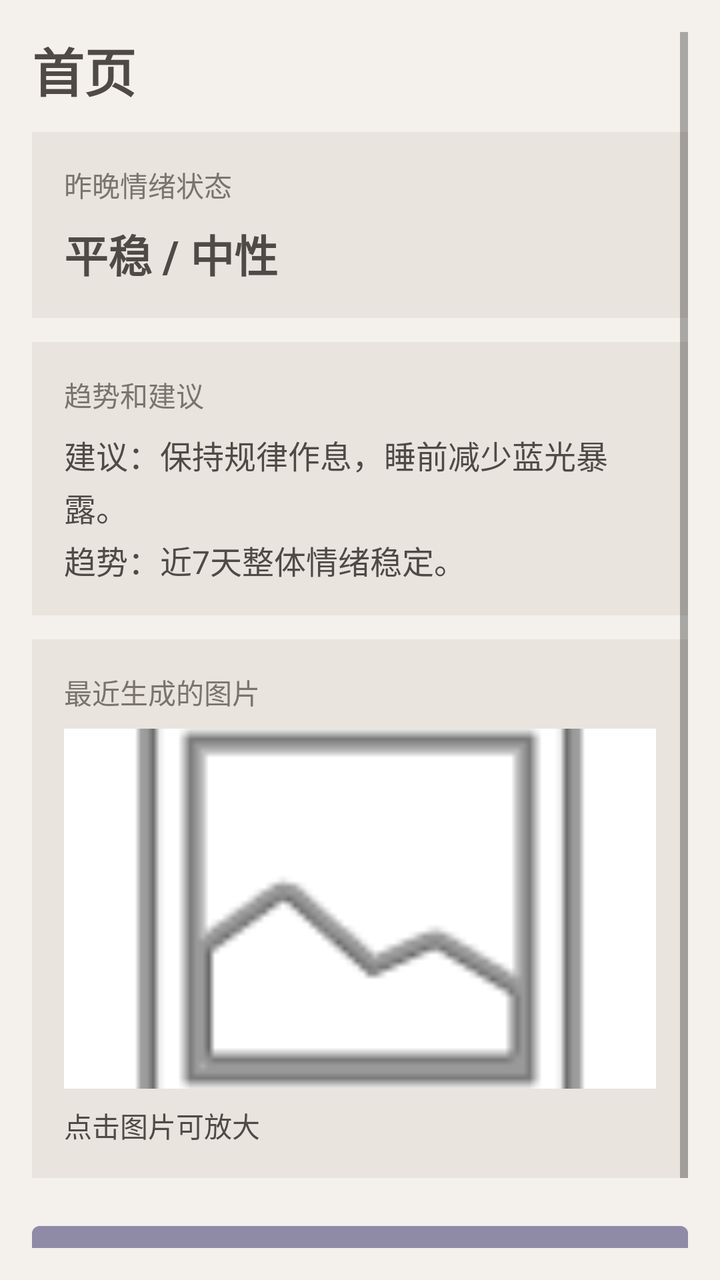
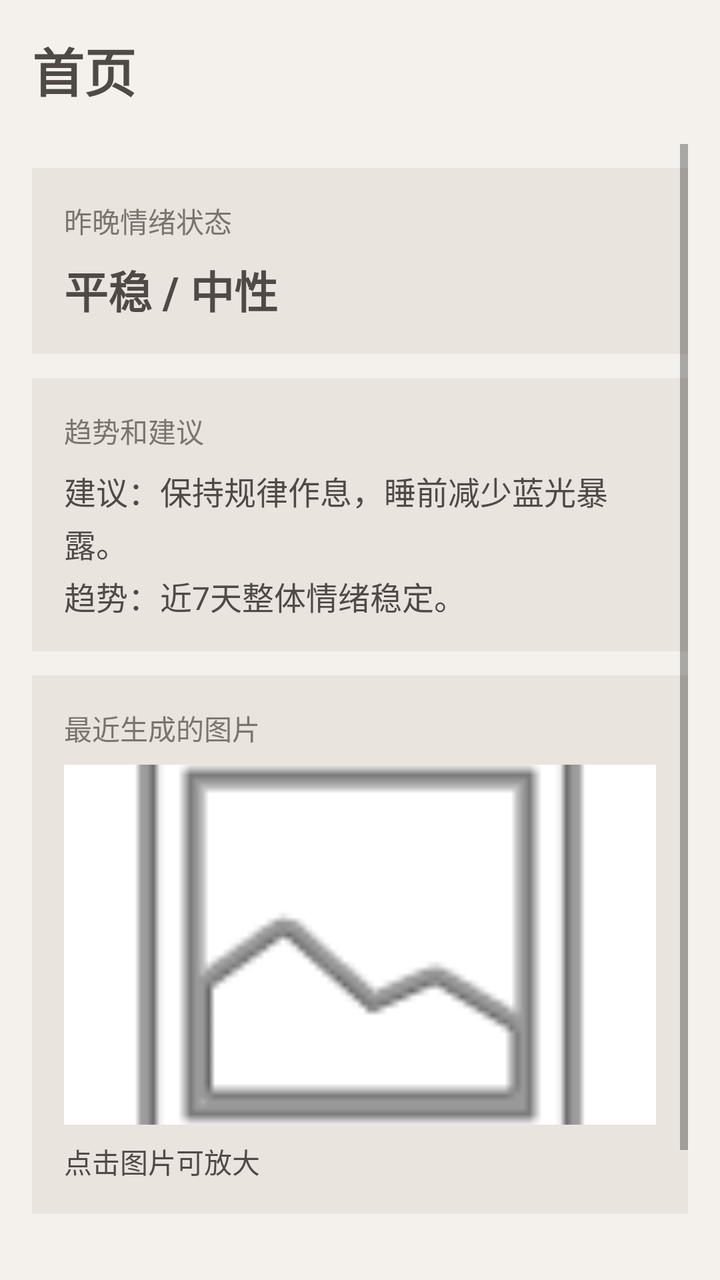

Compare the two renders of this Android layout. The source of the first and the diff that turns it into the second are given below.
<!-- AndroidManifest.xml: application theme Theme.DreamAnalyzer -->
<!-- res/layout/fragment_home.xml -->
<?xml version="1.0" encoding="utf-8"?>
<ScrollView xmlns:android="http://schemas.android.com/apk/res/android"
    android:layout_width="match_parent"
    android:layout_height="match_parent"
    android:background="@color/morandi_bg"
    android:fillViewport="true"
    android:padding="16dp">

    <LinearLayout
        android:layout_width="match_parent"
        android:layout_height="wrap_content"
        android:orientation="vertical">

        <TextView
            android:layout_width="wrap_content"
            android:layout_height="wrap_content"
            android:text="首页"
            android:textColor="@color/morandi_text_primary"
            android:textSize="26sp"
            android:textStyle="bold" />

        <LinearLayout
            android:layout_width="match_parent"
            android:layout_height="wrap_content"
            android:layout_marginTop="12dp"
            android:background="@color/morandi_card"
            android:orientation="vertical"
            android:padding="16dp">

            <TextView
                android:layout_width="wrap_content"
                android:layout_height="wrap_content"
                android:text="昨晚情绪状态"
                android:textColor="@color/morandi_text_secondary"
                android:textSize="14sp" />

            <TextView
                android:id="@+id/tv_last_emotion"
                android:layout_width="wrap_content"
                android:layout_height="wrap_content"
                android:layout_marginTop="8dp"
                android:text="平稳 / 中性"
                android:textColor="@color/morandi_text_primary"
                android:textSize="22sp"
                android:textStyle="bold" />
        </LinearLayout>

        <LinearLayout
            android:layout_width="match_parent"
            android:layout_height="wrap_content"
            android:layout_marginTop="12dp"
            android:background="@color/morandi_card"
            android:orientation="vertical"
            android:padding="16dp">

            <TextView
                android:layout_width="wrap_content"
                android:layout_height="wrap_content"
                android:text="趋势和建议"
                android:textColor="@color/morandi_text_secondary"
                android:textSize="14sp" />

            <TextView
                android:id="@+id/tv_trend_and_suggestion"
                android:layout_width="match_parent"
                android:layout_height="wrap_content"
                android:layout_marginTop="8dp"
                android:lineSpacingExtra="3dp"
                android:text="建议：保持规律作息，睡前减少蓝光暴露。&#10;趋势：近7天整体情绪稳定。"
                android:textColor="@color/morandi_text_primary"
                android:textSize="16sp" />
        </LinearLayout>

        <LinearLayout
            android:layout_width="match_parent"
            android:layout_height="wrap_content"
            android:layout_marginTop="12dp"
            android:background="@color/morandi_card"
            android:orientation="vertical"
            android:padding="16dp">

            <TextView
                android:layout_width="wrap_content"
                android:layout_height="wrap_content"
                android:text="最近生成的图片"
                android:textColor="@color/morandi_text_secondary"
                android:textSize="14sp" />

            <ImageView
                android:id="@+id/iv_last_image"
                android:layout_width="match_parent"
                android:layout_height="180dp"
                android:layout_marginTop="8dp"
                android:background="@android:color/white"
                android:scaleType="centerCrop"
                android:src="@android:drawable/ic_menu_gallery" />

            <TextView
                android:id="@+id/tv_last_image_hint"
                android:layout_width="match_parent"
                android:layout_height="wrap_content"
                android:layout_marginTop="8dp"
                android:text="点击图片可放大"
                android:textColor="@color/morandi_text_primary"
                android:textSize="14sp" />
        </LinearLayout>

        <Button
            android:id="@+id/btn_quick_post"
            android:layout_width="match_parent"
            android:layout_height="wrap_content"
            android:layout_marginTop="18dp"
            android:backgroundTint="@color/morandi_primary"
            android:text="发布博客以记录此时的心情"
            android:textColor="@color/white" />

        <Space
            android:layout_width="match_parent"
            android:layout_height="24dp" />

    </LinearLayout>

</ScrollView>
<!-- resources referenced by this layout -->
<resources>
  <color name="morandi_bg">#F4F1ED</color>
  <color name="morandi_card">#E9E4DE</color>
  <color name="morandi_primary">#8F8AA6</color>
  <color name="morandi_text_primary">#4F4A45</color>
  <color name="morandi_text_secondary">#7A746E</color>
  <color name="white">#FFFFFFFF</color>
  <style name="Theme.DreamAnalyzer" parent="Theme.MaterialComponents.Light.NoActionBar">
          <item name="colorPrimary">@color/morandi_primary</item>
          <item name="colorPrimaryVariant">@color/morandi_primary_dark</item>
          <item name="colorOnPrimary">@color/white</item>
  
          <item name="colorSecondary">@color/morandi_secondary</item>
          <item name="colorSecondaryVariant">@color/morandi_secondary</item>
          <item name="colorOnSecondary">@color/morandi_text_primary</item>
  
          <item name="android:statusBarColor">@color/morandi_primary_dark</item>
          <item name="android:navigationBarColor">@color/morandi_bg</item>
          <item name="android:windowBackground">@color/morandi_bg</item>
      </style>
  <color name="morandi_primary_dark">#7B7691</color>
  <color name="morandi_secondary">#A6B8A7</color>
</resources>

<!-- the commit's change to res/layout/fragment_home.xml (unified diff, before → after) -->
@@ -1,123 +1,135 @@
 <?xml version="1.0" encoding="utf-8"?>
-<ScrollView xmlns:android="http://schemas.android.com/apk/res/android"
+<FrameLayout xmlns:android="http://schemas.android.com/apk/res/android"
     android:layout_width="match_parent"
     android:layout_height="match_parent"
     android:background="@color/morandi_bg"
-    android:fillViewport="true"
-    android:padding="16dp">
+    android:fitsSystemWindows="true">
 
-    <LinearLayout
+    <TextView
+        android:id="@+id/tv_page_title_fixed"
+        android:layout_width="wrap_content"
+        android:layout_height="wrap_content"
+        android:layout_marginStart="16dp"
+        android:layout_marginTop="16dp"
+        android:text="首页"
+        android:textColor="@color/morandi_text_primary"
+        android:textSize="26sp"
+        android:textStyle="bold" />
+
+    <ScrollView
+        android:id="@+id/scroll_content"
         android:layout_width="match_parent"
-        android:layout_height="wrap_content"
-        android:orientation="vertical">
-
-        <TextView
-            android:layout_width="wrap_content"
-            android:layout_height="wrap_content"
-            android:text="首页"
-            android:textColor="@color/morandi_text_primary"
-            android:textSize="26sp"
-            android:textStyle="bold" />
+        android:layout_height="match_parent"
+        android:layout_marginTop="56dp"
+        android:fillViewport="true"
+        android:padding="16dp">
 
         <LinearLayout
             android:layout_width="match_parent"
             android:layout_height="wrap_content"
-            android:layout_marginTop="12dp"
-            android:background="@color/morandi_card"
-            android:orientation="vertical"
-            android:padding="16dp">
+            android:orientation="vertical">
 
-            <TextView
-                android:layout_width="wrap_content"
+            <LinearLayout
+                android:layout_width="match_parent"
                 android:layout_height="wrap_content"
-                android:text="昨晚情绪状态"
-                android:textColor="@color/morandi_text_secondary"
-                android:textSize="14sp" />
+                android:layout_marginTop="12dp"
+                android:background="@color/morandi_card"
+                android:orientation="vertical"
+                android:padding="16dp">
 
-            <TextView
-                android:id="@+id/tv_last_emotion"
-                android:layout_width="wrap_content"
+                <TextView
+                    android:layout_width="wrap_content"
+                    android:layout_height="wrap_content"
+                    android:text="昨晚情绪状态"
+                    android:textColor="@color/morandi_text_secondary"
+                    android:textSize="14sp" />
+
+                <TextView
+                    android:id="@+id/tv_last_emotion"
+                    android:layout_width="wrap_content"
+                    android:layout_height="wrap_content"
+                    android:layout_marginTop="8dp"
+                    android:text="平稳 / 中性"
+                    android:textColor="@color/morandi_text_primary"
+                    android:textSize="22sp"
+                    android:textStyle="bold" />
+            </LinearLayout>
+
+            <LinearLayout
+                android:layout_width="match_parent"
                 android:layout_height="wrap_content"
-                android:layout_marginTop="8dp"
-                android:text="平稳 / 中性"
-                android:textColor="@color/morandi_text_primary"
-                android:textSize="22sp"
-                android:textStyle="bold" />
+                android:layout_marginTop="12dp"
+                android:background="@color/morandi_card"
+                android:orientation="vertical"
+                android:padding="16dp">
+
+                <TextView
+                    android:layout_width="wrap_content"
+                    android:layout_height="wrap_content"
+                    android:text="趋势和建议"
+                    android:textColor="@color/morandi_text_secondary"
+                    android:textSize="14sp" />
+
+                <TextView
+                    android:id="@+id/tv_trend_and_suggestion"
+                    android:layout_width="match_parent"
+                    android:layout_height="wrap_content"
+                    android:layout_marginTop="8dp"
+                    android:lineSpacingExtra="3dp"
+                    android:text="建议：保持规律作息，睡前减少蓝光暴露。&#10;趋势：近7天整体情绪稳定。"
+                    android:textColor="@color/morandi_text_primary"
+                    android:textSize="16sp" />
+            </LinearLayout>
+
+            <LinearLayout
+                android:layout_width="match_parent"
+                android:layout_height="wrap_content"
+                android:layout_marginTop="12dp"
+                android:background="@color/morandi_card"
+                android:orientation="vertical"
+                android:padding="16dp">
+
+                <TextView
+                    android:layout_width="wrap_content"
+                    android:layout_height="wrap_content"
+                    android:text="最近生成的图片"
+                    android:textColor="@color/morandi_text_secondary"
+                    android:textSize="14sp" />
+
+                <ImageView
+                    android:id="@+id/iv_last_image"
+                    android:layout_width="match_parent"
+                    android:layout_height="180dp"
+                    android:layout_marginTop="8dp"
+                    android:background="@android:color/white"
+                    android:scaleType="centerCrop"
+                    android:src="@android:drawable/ic_menu_gallery" />
+
+                <TextView
+                    android:id="@+id/tv_last_image_hint"
+                    android:layout_width="match_parent"
+                    android:layout_height="wrap_content"
+                    android:layout_marginTop="8dp"
+                    android:text="点击图片可放大"
+                    android:textColor="@color/morandi_text_primary"
+                    android:textSize="14sp" />
+            </LinearLayout>
+
+            <Button
+                android:id="@+id/btn_quick_post"
+                android:layout_width="match_parent"
+                android:layout_height="wrap_content"
+                android:layout_marginTop="18dp"
+                android:backgroundTint="@color/morandi_primary"
+                android:text="发布博客以记录此时的心情"
+                android:textColor="@color/white" />
+
+            <Space
+                android:layout_width="match_parent"
+                android:layout_height="24dp" />
+
         </LinearLayout>
 
-        <LinearLayout
-            android:layout_width="match_parent"
-            android:layout_height="wrap_content"
-            android:layout_marginTop="12dp"
-            android:background="@color/morandi_card"
-            android:orientation="vertical"
-            android:padding="16dp">
+    </ScrollView>
 
-            <TextView
-                android:layout_width="wrap_content"
-                android:layout_height="wrap_content"
-                android:text="趋势和建议"
-                android:textColor="@color/morandi_text_secondary"
-                android:textSize="14sp" />
-
-            <TextView
-                android:id="@+id/tv_trend_and_suggestion"
-                android:layout_width="match_parent"
-                android:layout_height="wrap_content"
-                android:layout_marginTop="8dp"
-                android:lineSpacingExtra="3dp"
-                android:text="建议：保持规律作息，睡前减少蓝光暴露。&#10;趋势：近7天整体情绪稳定。"
-                android:textColor="@color/morandi_text_primary"
-                android:textSize="16sp" />
-        </LinearLayout>
-
-        <LinearLayout
-            android:layout_width="match_parent"
-            android:layout_height="wrap_content"
-            android:layout_marginTop="12dp"
-            android:background="@color/morandi_card"
-            android:orientation="vertical"
-            android:padding="16dp">
-
-            <TextView
-                android:layout_width="wrap_content"
-                android:layout_height="wrap_content"
-                android:text="最近生成的图片"
-                android:textColor="@color/morandi_text_secondary"
-                android:textSize="14sp" />
-
-            <ImageView
-                android:id="@+id/iv_last_image"
-                android:layout_width="match_parent"
-                android:layout_height="180dp"
-                android:layout_marginTop="8dp"
-                android:background="@android:color/white"
-                android:scaleType="centerCrop"
-                android:src="@android:drawable/ic_menu_gallery" />
-
-            <TextView
-                android:id="@+id/tv_last_image_hint"
-                android:layout_width="match_parent"
-                android:layout_height="wrap_content"
-                android:layout_marginTop="8dp"
-                android:text="点击图片可放大"
-                android:textColor="@color/morandi_text_primary"
-                android:textSize="14sp" />
-        </LinearLayout>
-
-        <Button
-            android:id="@+id/btn_quick_post"
-            android:layout_width="match_parent"
-            android:layout_height="wrap_content"
-            android:layout_marginTop="18dp"
-            android:backgroundTint="@color/morandi_primary"
-            android:text="发布博客以记录此时的心情"
-            android:textColor="@color/white" />
-
-        <Space
-            android:layout_width="match_parent"
-            android:layout_height="24dp" />
-
-    </LinearLayout>
-
-</ScrollView>
+</FrameLayout>
